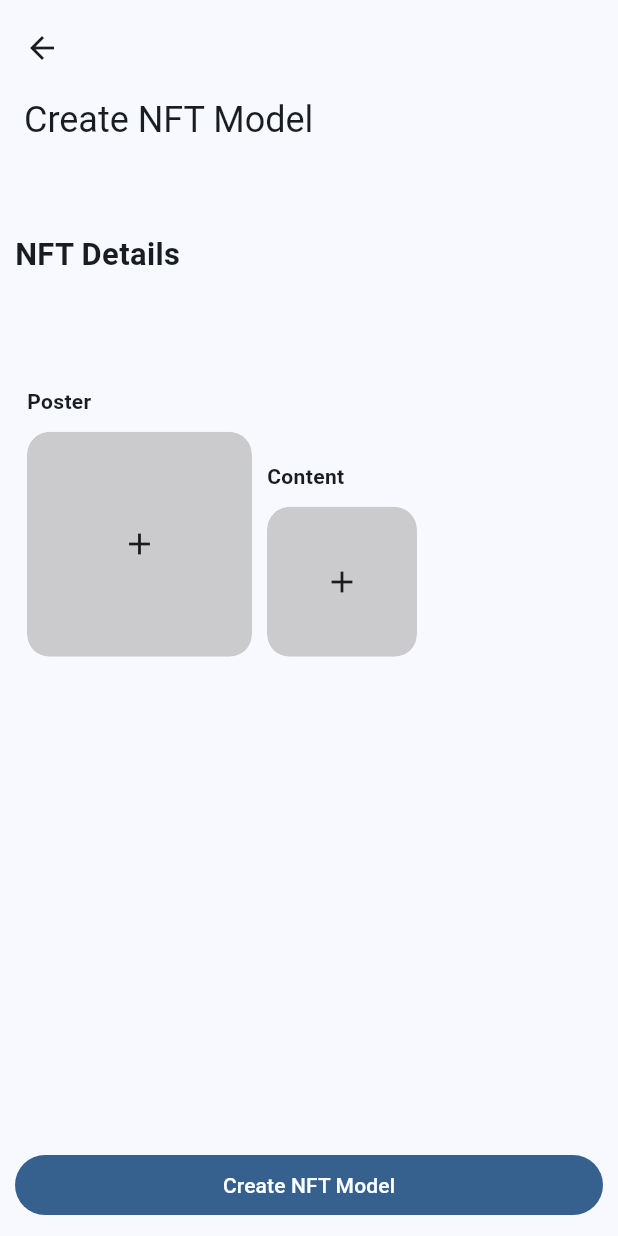
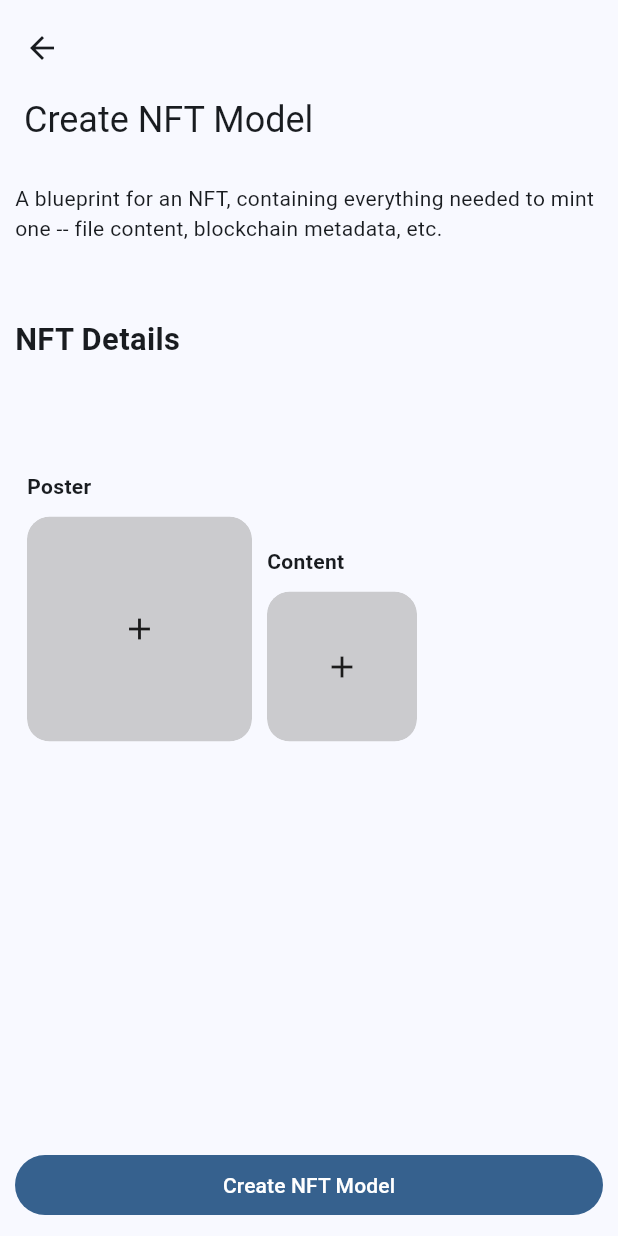
Before and after one commit to TamilKannanCV/nfungible, a Flutter app: the screen it shows after launch, after a tap on the "add" icon, on a phone screen of 412 x 824 dp. Run offline on Flutter 3.47's test engine with Material 2 defaults, Android fonts, the light colour scheme and no system bars; our stand-ins replace cached_network_image, dropdown_button2, file_picker, flutter_animate, flutter_bloc, flutter_dotenv and 6 more; missing offline and left inert: customizable_counter; network calls fail.

Commit message:
bugs fixed

```diff
--- a/lib/screens/create_nft_screen.dart
+++ b/lib/screens/create_nft_screen.dart
@@ -68,14 +68,13 @@ class _CreateNFTScreenState extends State<CreateNFTScreen> {
           key: _formKey,
           child: CustomScrollView(
             slivers: [
-              SliverAppBar.medium(
-                title: const Text("Create NFT Model"),
-              ),
+              SliverAppBar.medium(title: const Text("Create NFT Model")),
               SliverPadding(
                 padding: const EdgeInsets.all(10.0),
                 sliver: MultiSliver(
                   children: [
-                    SizedBox(height: 1.0.h),
+                    const Text("A blueprint for an NFT, containing everything needed to mint one -- file content, blockchain metadata, etc."),
+                    SizedBox(height: 3.0.h),
                     StreamBuilder<NftSet>(
                       stream: GraphqlService.setsStream,
                       builder: (context, snapshot) {
--- a/lib/screens/home_screen.dart
+++ b/lib/screens/home_screen.dart
@@ -34,6 +34,21 @@ class _HomeScreenState extends State<HomeScreen> {
         slivers: [
           SliverAppBar.large(
             title: Text(kAppName),
+            actions: [
+              IconButton(
+                onPressed: () => showAboutDialog(
+                  context: context,
+                  applicationIcon: Assets.images.niftoryLogo.image(
+                    height: 80.0,
+                    width: 80.0,
+                  ),
+                  applicationName: kAppName,
+                  applicationVersion: "1.0.0",
+                  applicationLegalese: "Tamil Kannan C V",
+                ),
+                icon: const Icon(Icons.info_outline),
+              ),
+            ],
           ),
           const SliverPadding(
             padding: EdgeInsets.all(10.0),
--- a/pubspec.yaml
+++ b/pubspec.yaml
@@ -39,6 +39,7 @@ dev_dependencies:
   build_runner: ^2.3.3
   change_app_package_name: ^1.1.0
 
+
 flutter_gen:
   integrations:
     flutter_svg: true
```
Also changed, not shown: lib/screens/create_set_screen.dart (+12 -0 lines), 1 other file.
